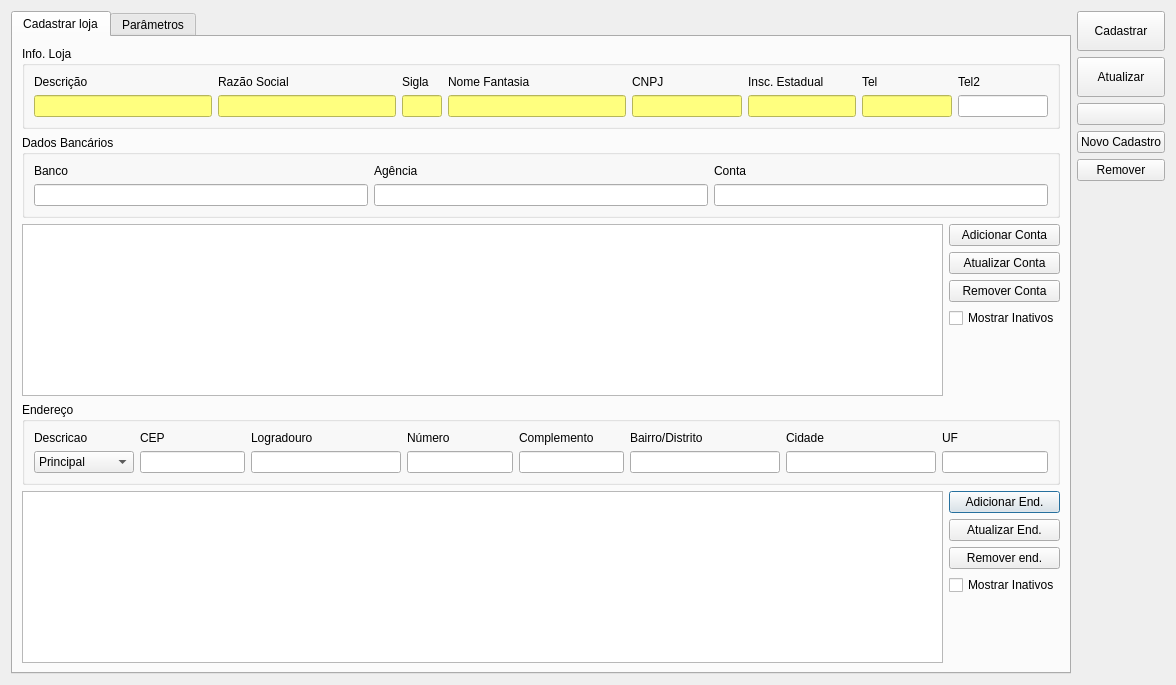
Qt form ui/cadastroloja.ui (darktorres/ERP-STACCATO) before a commit.
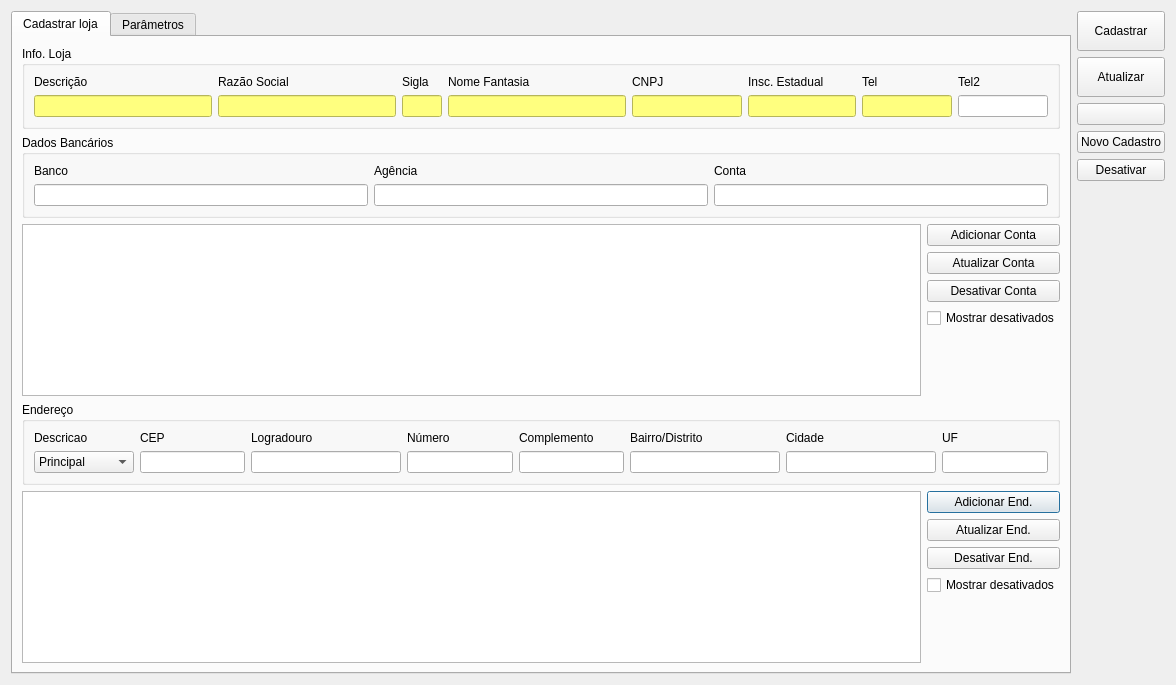
The same form after that commit. Icons and pictures are not drawn. Custom widgets are drawn as their Qt base class.

Commit message: Trocar "remover" por "desativar"

```diff
--- a/ui/cadastroloja.ui
+++ b/ui/cadastroloja.ui
@@ -545,14 +545,14 @@
          <item>
           <widget class="QPushButton" name="pushButtonRemoverEnd">
            <property name="text">
-            <string>Remover end.</string>
+            <string>Desativar End.</string>
            </property>
           </widget>
          </item>
          <item>
           <widget class="QCheckBox" name="checkBoxMostrarInativos">
            <property name="text">
-            <string>Mostrar Inativos</string>
+            <string>Mostrar desativados</string>
            </property>
            <property name="checkable">
             <bool>true</bool>
@@ -621,14 +621,14 @@
          <item>
           <widget class="QPushButton" name="pushButtonRemoverConta">
            <property name="text">
-            <string>Remover Conta</string>
+            <string>Desativar Conta</string>
            </property>
           </widget>
          </item>
          <item>
           <widget class="QCheckBox" name="checkBoxMostrarInativosConta">
            <property name="text">
-            <string>Mostrar Inativos</string>
+            <string>Mostrar desativados</string>
            </property>
            <property name="checkable">
             <bool>true</bool>
@@ -908,7 +908,7 @@
      <item>
       <widget class="QPushButton" name="pushButtonRemover">
        <property name="text">
-        <string>Remover</string>
+        <string>Desativar</string>
        </property>
       </widget>
      </item>
```
The commit also changes 6 other files.
